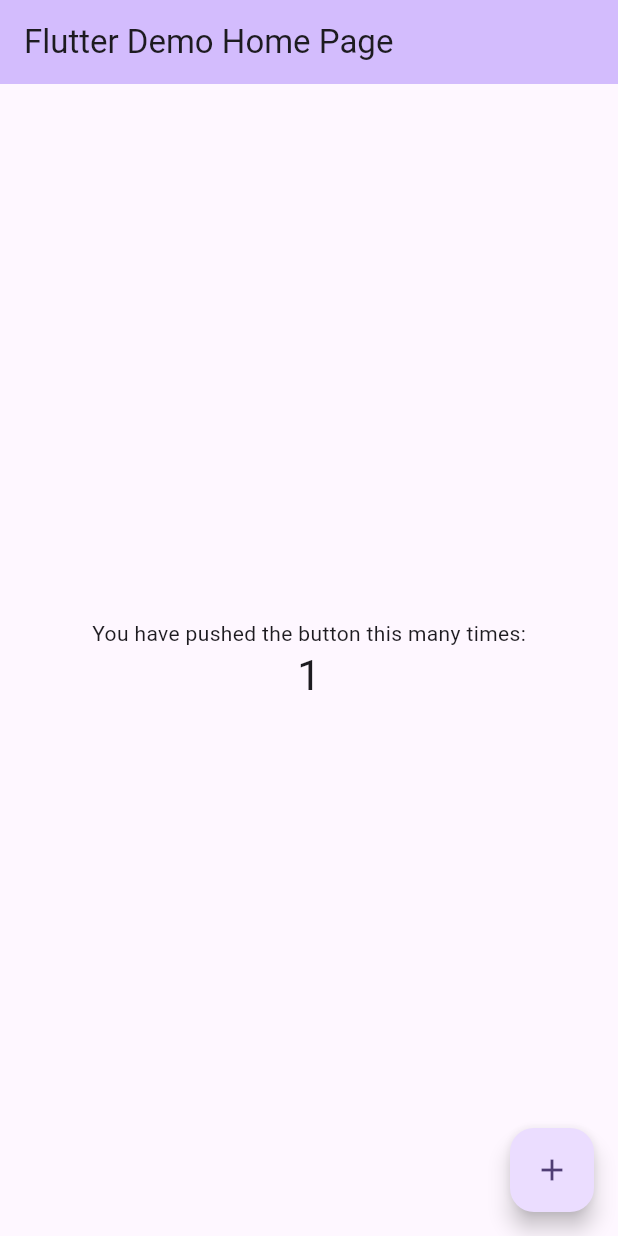
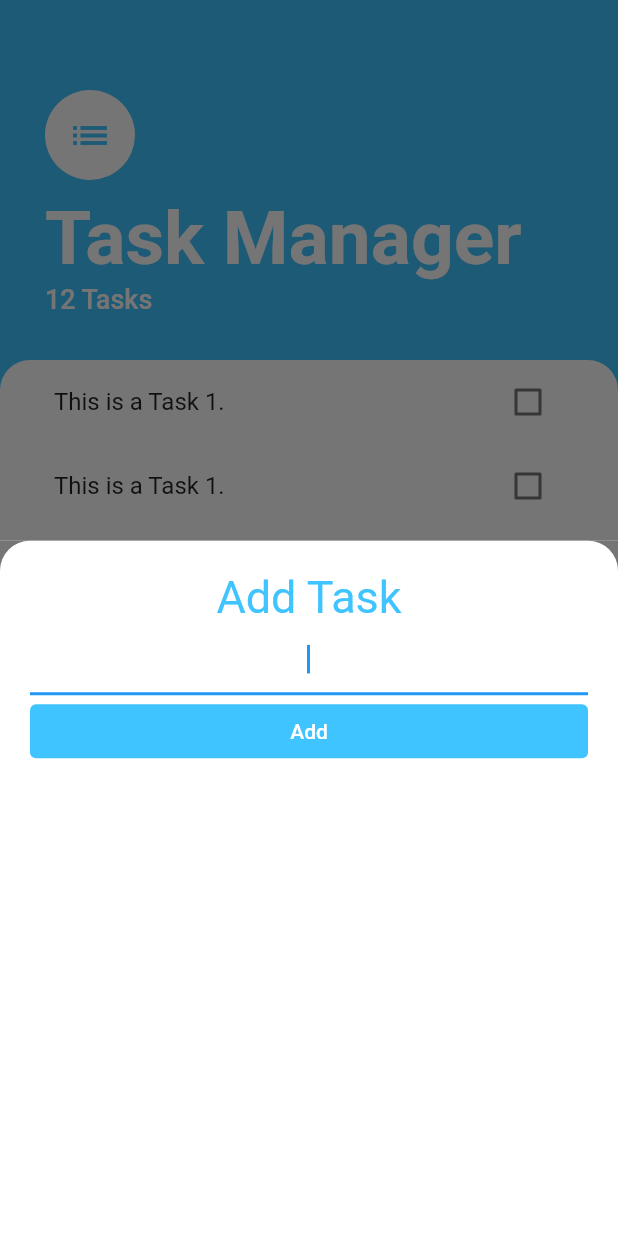
Before and after one commit to HarikrashnaParikh/taskmanager-flutter, a Flutter app: the screen it shows after launch, after a tap on the "add" icon, on a phone screen of 412 x 824 dp. Run offline on Flutter 3.47's test engine with Material 2 defaults, Android fonts, the phone set to English and light mode, and no system bars.

Commit message:
Structure is Ready

```diff
--- a/taskmanager/lib/main.dart
+++ b/taskmanager/lib/main.dart
@@ -1,4 +1,5 @@
 import 'package:flutter/material.dart';
+import 'package:taskmanager/screens/tasks_screen.dart';
 
 void main() {
   runApp(const MyApp());
@@ -7,119 +8,10 @@ void main() {
 class MyApp extends StatelessWidget {
   const MyApp({super.key});
 
-  // This widget is the root of your application.
   @override
   Widget build(BuildContext context) {
     return MaterialApp(
-      title: 'Flutter Demo',
-      theme: ThemeData(
-        // This is the theme of your application.
-        //
-        // TRY THIS: Try running your application with "flutter run". You'll see
-        // the application has a blue toolbar. Then, without quitting the app,
-        // try changing the seedColor in the colorScheme below to Colors.green
-        // and then invoke "hot reload" (save your changes or press the "hot
-        // reload" button in a Flutter-supported IDE, or press "r" if you used
-        // the command line to start the app).
-        //
-        // Notice that the counter didn't reset back to zero; the application
-        // state is not lost during the reload. To reset the state, use hot
-        // restart instead.
-        //
-        // This works for code too, not just values: Most code changes can be
-        // tested with just a hot reload.
-        colorScheme: ColorScheme.fromSeed(seedColor: Colors.deepPurple),
-        useMaterial3: true,
-      ),
-      home: const MyHomePage(title: 'Flutter Demo Home Page'),
+      home: TasksScreen(),
     );
   }
 }
-
-class MyHomePage extends StatefulWidget {
-  const MyHomePage({super.key, required this.title});
-
-  // This widget is the home page of your application. It is stateful, meaning
-  // that it has a State object (defined below) that contains fields that affect
-  // how it looks.
-
-  // This class is the configuration for the state. It holds the values (in this
-  // case the title) provided by the parent (in this case the App widget) and
-  // used by the build method of the State. Fields in a Widget subclass are
-  // always marked "final".
-
-  final String title;
-
-  @override
-  State<MyHomePage> createState() => _MyHomePageState();
-}
-
-class _MyHomePageState extends State<MyHomePage> {
-  int _counter = 0;
-
-  void _incrementCounter() {
-    setState(() {
-      // This call to setState tells the Flutter framework that something has
-      // changed in this State, which causes it to rerun the build method below
-      // so that the display can reflect the updated values. If we changed
-      // _counter without calling setState(), then the build method would not be
-      // called again, and so nothing would appear to happen.
-      _counter++;
-    });
-  }
-
-  @override
-  Widget build(BuildContext context) {
-    // This method is rerun every time setState is called, for instance as done
-    // by the _incrementCounter method above.
-    //
-    // The Flutter framework has been optimized to make rerunning build methods
-    // fast, so that you can just rebuild anything that needs updating rather
-    // than having to individually change instances of widgets.
-    return Scaffold(
-      appBar: AppBar(
-        // TRY THIS: Try changing the color here to a specific color (to
-        // Colors.amber, perhaps?) and trigger a hot reload to see the AppBar
-        // change color while the other colors stay the same.
-        backgroundColor: Theme.of(context).colorScheme.inversePrimary,
-        // Here we take the value from the MyHomePage object that was created by
-        // the App.build method, and use it to set our appbar title.
-        title: Text(widget.title),
-      ),
-      body: Center(
-        // Center is a layout widget. It takes a single child and positions it
-        // in the middle of the parent.
-        child: Column(
-          // Column is also a layout widget. It takes a list of children and
-          // arranges them vertically. By default, it sizes itself to fit its
-          // children horizontally, and tries to be as tall as its parent.
-          //
-          // Column has various properties to control how it sizes itself and
-          // how it positions its children. Here we use mainAxisAlignment to
-          // center the children vertically; the main axis here is the vertical
-          // axis because Columns are vertical (the cross axis would be
-          // horizontal).
-          //
-          // TRY THIS: Invoke "debug painting" (choose the "Toggle Debug Paint"
-          // action in the IDE, or press "p" in the console), to see the
-          // wireframe for each widget.
-          mainAxisAlignment: MainAxisAlignment.center,
-          children: <Widget>[
-            const Text(
-              'You have pushed the button this many times:',
-            ),
-            Text(
-              '$_counter',
-              style: Theme.of(context).textTheme.headlineMedium,
-            ),
-          ],
-        ),
-      ),
-      floatingActionButton: FloatingActionButton(
-        onPressed: _incrementCounter,
-        tooltip: 'Increment',
-        child: const Icon(Icons.add),
-      ), // This trailing comma makes auto-formatting nicer for build methods.
-    );
-  }
-}
--- /dev/null
+++ b/taskmanager/lib/screens/add_task_screen.dart
@@ -0,0 +1,57 @@
+import 'package:flutter/material.dart';
+
+class AddTaskScreen extends StatelessWidget {
+  const AddTaskScreen({super.key});
+
+  @override
+  Widget build(BuildContext context) {
+    return Container(
+      color: Color(0xff757575),
+      child: Container(
+          padding: EdgeInsets.all(20.0),
+          decoration: BoxDecoration(
+            color: Colors.white,
+            borderRadius: BorderRadius.only(
+              topLeft: Radius.circular(20),
+              topRight: Radius.circular(20),
+            ),
+          ),
+          child: Column(
+            crossAxisAlignment: CrossAxisAlignment.stretch,
+            children: <Widget>[
+              Text(
+                "Add Task",
+                textAlign: TextAlign.center,
+                style: TextStyle(
+                  color: Colors.lightBlueAccent,
+                  fontSize: 30.0,
+                ),
+              ),
+              TextField(
+                autofocus: true,
+                textAlign: TextAlign.center,
+              ),
+              TextButton(
+                child: Text(
+                  'Add',
+                  style: TextStyle(
+                    color: Colors.white,
+                  ),
+                ),
+                style: TextButton.styleFrom(
+                  backgroundColor: Colors.lightBlueAccent,
+                ),
+                onPressed: () {
+                  text:
+                  Text("Button pressed");
+                },
+                // child: Text("add"),
+                // child: (),
+                // child: Text('Add'),
+                // child: Colors.lightBlueAccent;
+              ),
+            ],
+          )),
+    );
+  }
+}
--- /dev/null
+++ b/taskmanager/lib/screens/tasks_screen.dart
@@ -0,0 +1,75 @@
+import 'package:flutter/material.dart';
+import 'package:taskmanager/widgets/tasks_list.dart';
+import 'package:taskmanager/screens/add_task_screen.dart';
+
+class TasksScreen extends StatelessWidget {
+  @override
+  Widget build(BuildContext context) {
+    return Scaffold(
+      backgroundColor: Colors.lightBlueAccent,
+      floatingActionButton: FloatingActionButton(
+        onPressed: () {
+          showModalBottomSheet(
+              context: context, builder: (context) => AddTaskScreen());
+        },
+        backgroundColor: Colors.lightBlueAccent,
+        child: Icon(Icons.add),
+      ),
+      body: Column(
+        crossAxisAlignment: CrossAxisAlignment.start,
+        children: [
+          Container(
+            // crossAxisAlignment: CrossAxisAlignment.start,
+            padding: EdgeInsets.only(top: 60, left: 30, right: 30, bottom: 30),
+            child: Column(
+              crossAxisAlignment: CrossAxisAlignment.start,
+              children: <Widget>[
+                CircleAvatar(
+                  child: Icon(
+                    Icons.list,
+                    size: 30,
+                    color: Colors.lightBlueAccent,
+                  ),
+                  backgroundColor: Colors.white,
+                  radius: 30,
+                ),
+                SizedBox(
+                  height: 10,
+                ),
+                Text(
+                  "Task Manager",
+                  style: TextStyle(
+                      color: Colors.white,
+                      fontSize: 50,
+                      fontWeight: FontWeight.w700),
+                ),
+                Text(
+                  "12 Tasks",
+                  style: TextStyle(
+                    color: Colors.white,
+                    fontSize: 18,
+                    fontWeight: FontWeight.w500,
+                  ),
+                ),
+              ],
+            ),
+          ),
+          Expanded(
+            child: Container(
+                decoration: BoxDecoration(
+                  color: Colors.white,
+                  borderRadius: BorderRadius.only(
+                    topLeft: Radius.circular(20),
+                    topRight: Radius.circular(20),
+                  ),
+                ),
+                child: Container(
+                  padding: EdgeInsets.symmetric(horizontal: 20.0),
+                  child: TasksList(),
+                )),
+          ),
+        ],
+      ),
+    );
+  }
+}
--- /dev/null
+++ b/taskmanager/lib/widgets/task_tile.dart
@@ -0,0 +1,24 @@
+import 'package:flutter/material.dart';
+
+class TaskTile extends StatelessWidget {
+  const TaskTile({
+    super.key,
+  });
+
+  @override
+  Widget build(BuildContext context) {
+    return ListTile(
+      title: Text("This is a Task 1."),
+      trailing: Checkbox(
+        value: false,
+        onChanged: (bool? value) {
+          setState() {
+            value:
+            true;
+            print(value);
+          }
+        },
+      ),
+    );
+  }
+}
--- /dev/null
+++ b/taskmanager/lib/widgets/tasks_list.dart
@@ -0,0 +1,18 @@
+import 'package:flutter/material.dart';
+import 'package:taskmanager/widgets/task_tile.dart';
+
+class TasksList extends StatelessWidget {
+  const TasksList({
+    super.key,
+  });
+
+  @override
+  Widget build(BuildContext context) {
+    return ListView(children: <Widget>[
+      TaskTile(),
+      TaskTile(),
+      TaskTile(),
+      TaskTile(),
+    ]);
+  }
+}
```
